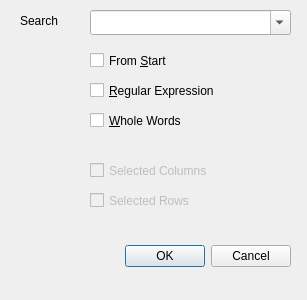
This is ui/search_dialog.ui in djellemah/clevic as Qt 5 draws it before an edit. The edited form follows.
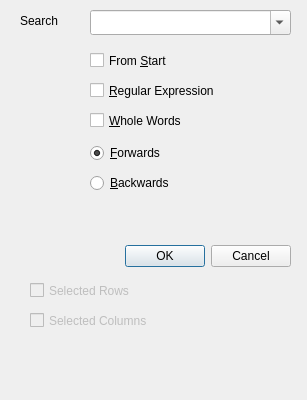
This is the edited form. Icons and pictures are not drawn.

Commit message: start on backwards and forwards searching. But there 's and issue with multiple field searching using and.

```diff
--- a/ui/search_dialog.ui
+++ b/ui/search_dialog.ui
@@ -9,7 +9,7 @@
     <x>0</x>
     <y>0</y>
     <width>307</width>
-    <height>300</height>
+    <height>400</height>
    </rect>
   </property>
   <property name="windowTitle" >
@@ -40,8 +40,8 @@
    </property>
    <property name="geometry" >
     <rect>
-     <x>90</x>
-     <y>190</y>
+     <x>30</x>
+     <y>280</y>
      <width>191</width>
      <height>21</height>
     </rect>
@@ -56,8 +56,8 @@
    </property>
    <property name="geometry" >
     <rect>
-     <x>90</x>
-     <y>160</y>
+     <x>30</x>
+     <y>310</y>
      <width>191</width>
      <height>21</height>
     </rect>
@@ -140,6 +140,35 @@
     <string>&amp;Whole Words</string>
    </property>
   </widget>
+  <widget class="QRadioButton" name="forwards" >
+   <property name="geometry" >
+    <rect>
+     <x>90</x>
+     <y>140</y>
+     <width>171</width>
+     <height>26</height>
+    </rect>
+   </property>
+   <property name="text" >
+    <string>&amp;Forwards</string>
+   </property>
+   <property name="checked" >
+    <bool>true</bool>
+   </property>
+  </widget>
+  <widget class="QRadioButton" name="backwards" >
+   <property name="geometry" >
+    <rect>
+     <x>90</x>
+     <y>170</y>
+     <width>176</width>
+     <height>26</height>
+    </rect>
+   </property>
+   <property name="text" >
+    <string>&amp;Backwards</string>
+   </property>
+  </widget>
  </widget>
  <tabstops>
   <tabstop>search_combo</tabstop>
```
The commit also changes 4 other files.
